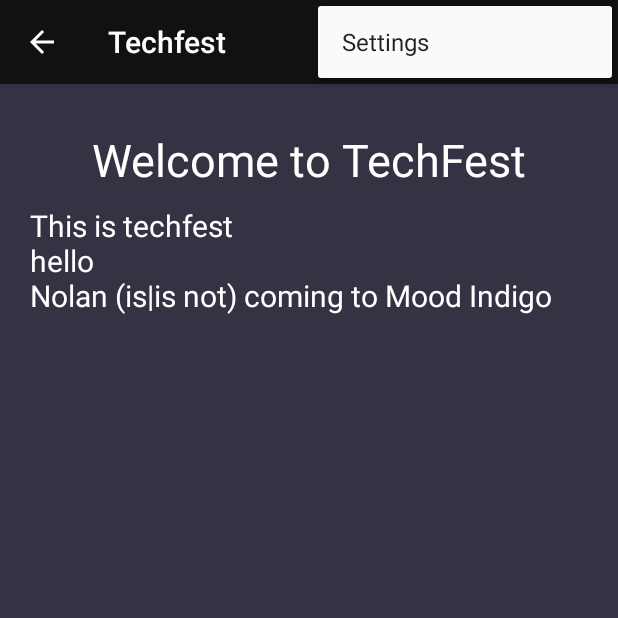
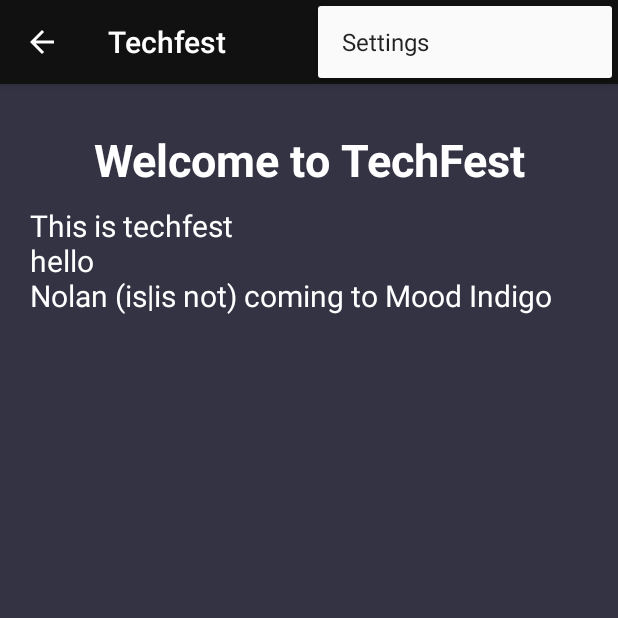
Before and after one commit to meetps/TechFest2k15, an Android app: the screen it shows after launch (MainActivity), with the options menu open, on a phone screen of 412 x 824 dp, the top half of it. Run offline under Robolectric (Android 15) with nearby library versions, the phone set to English and light mode, and no system bars; 2 statements that could not run were skipped.

Commit message:
Font sizing and styling
Made headings bold, reduced size of summary text

```diff
--- a/app/src/main/res/layout/details_robowars.xml
+++ b/app/src/main/res/layout/details_robowars.xml
@@ -7,7 +7,7 @@
     <TextView
         android:layout_width="fill_parent"
         android:layout_height="wrap_content"
-        style="@style/Heading"
+        style="@style/HeadingText"
         android:text="Robowars"/>
     <TextView
         android:layout_width="fill_parent"
--- a/app/src/main/res/layout/fragment_competitions.xml
+++ b/app/src/main/res/layout/fragment_competitions.xml
@@ -8,7 +8,7 @@
         <TextView
             android:layout_width="fill_parent"
             android:layout_height="wrap_content"
-            style="@style/Heading"
+            style="@style/HeadingText"
             android:text="Competitions"/>
         <TextView
             android:layout_width="fill_parent"
--- a/app/src/main/res/layout/fragment_main.xml
+++ b/app/src/main/res/layout/fragment_main.xml
@@ -8,7 +8,7 @@
         android:layout_width="fill_parent"
         android:layout_height="wrap_content"
         android:text="Welcome to TechFest"
-        style="@style/Heading"
+        style="@style/HeadingText"
         android:gravity="center"
         android:textSize="30dp"/>
     <TextView
--- a/app/src/main/res/values/styles.xml
+++ b/app/src/main/res/values/styles.xml
@@ -10,15 +10,36 @@
         <item name="android:padding">10dp</item>
     </style>
 
+    <!-- Text Styles -->
     <style name="Text">
         <item name="android:textColor">#FFF</item>
-        <item name="android:textSize">20dp</item>
+        <item name="android:textSize">20sp</item>
     </style>
 
-    <style name="Heading" parent="Text">
+    <style name="HeadingText" parent="Text">
         <item name="android:gravity">center</item>
-        <item name="android:textSize">30dp</item>
-        <item name="android:padding">10dp</item>
+        <item name="android:textSize">30sp</item>
+        <item name="android:paddingLeft">10dp</item>
+        <item name="android:paddingRight">10dp</item>
+        <item name="android:paddingTop">10dp</item>
+        <item name="android:paddingBottom">10dp</item>
+        <item name="android:textStyle">bold</item>
+    </style>
+
+    <style name="SummaryText" parent="Text">
+        <item name="android:textSize">15sp</item>
+    </style>
+
+    <style name="SummaryTitle" parent="HeadingText">
+        <item name="android:textSize">22sp</item>
+        <item name="android:paddingLeft">0dp</item>
+    </style>
+
+    <!-- Layout styles -->
+    <style name="SummaryImage">
+        <item name="android:padding">5dp</item>
+        <item name="android:layout_width">70dp</item>
+        <item name="android:layout_height">70dp</item>
     </style>
 
 </resources>
```
Also changed, not shown: app/src/main/res/layout/container_event_summary.xml (+6 -6 lines).
